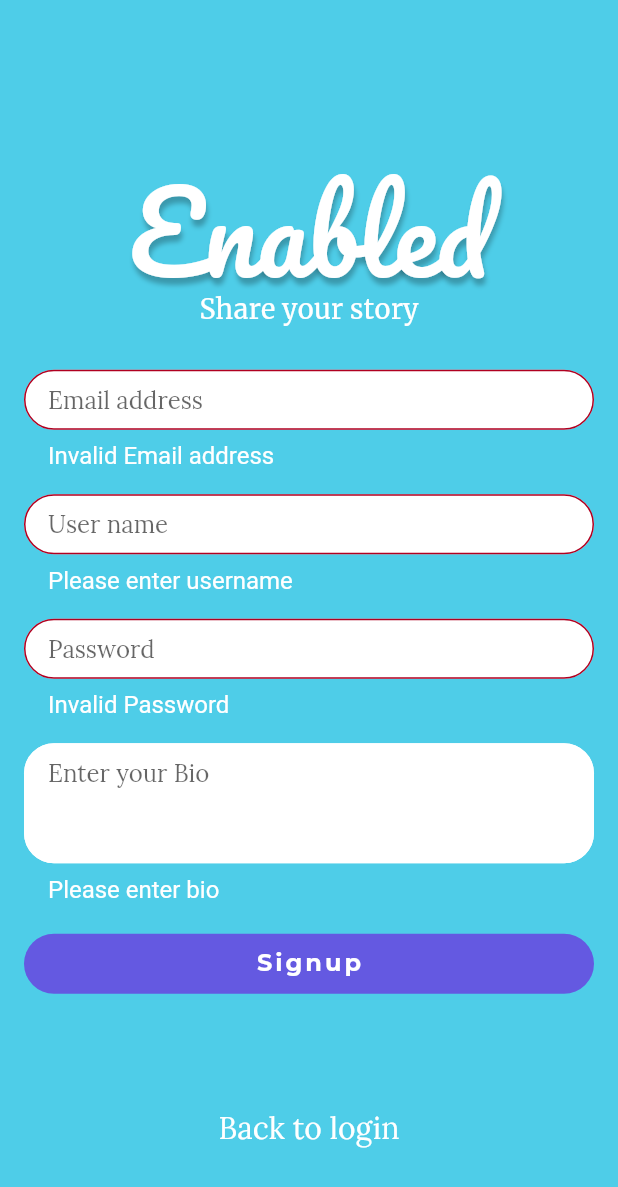
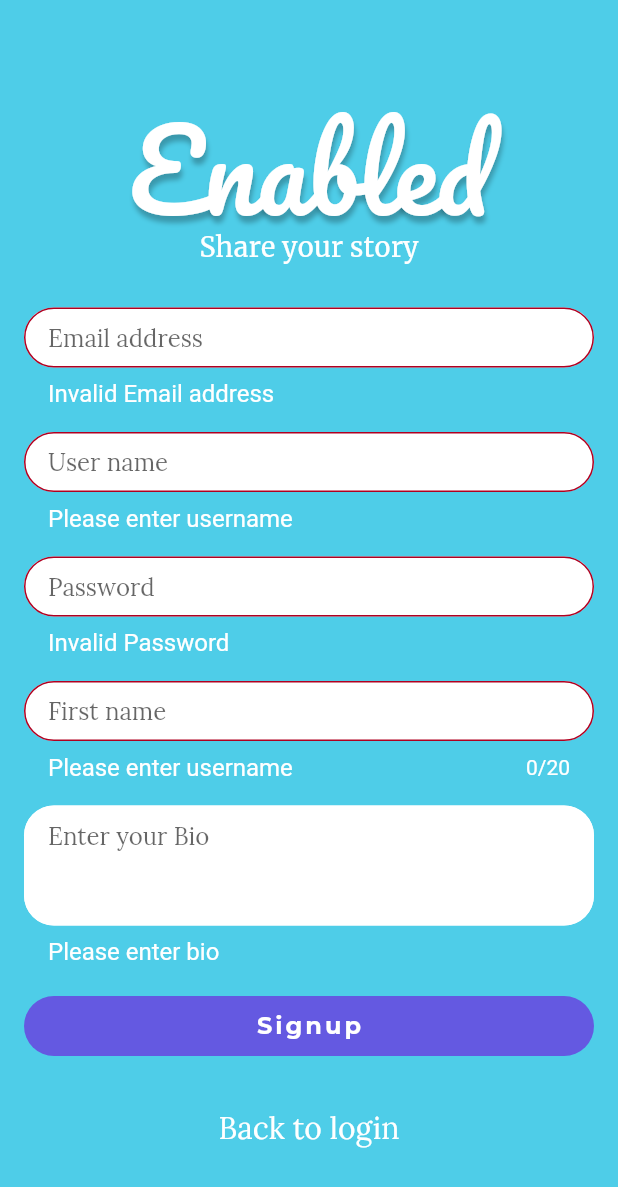
Before and after one commit to Riteshbhalerao11/Enabled, a Flutter app: the SignupScreen screen opened directly, after a tap on "Signup", on a phone screen of 412 x 824 dp. Shown: the top 1187 px of the screen. Run offline on Flutter 3.47's test engine with Material 2 defaults, Android fonts, the phone set to English and light mode, and no system bars; our stand-ins replace cloud_firestore, file_picker, firebase_auth, firebase_core, firebase_storage, flutter_riverpod and 2 more; accounts and stored records are empty; network calls fail; project files that could hold a hidden picture were left out.

Commit message:
Search function added

```diff
--- a/lib/features/Add post/screens/add_post_screen.dart
+++ b/lib/features/Add post/screens/add_post_screen.dart
@@ -1,5 +1,5 @@
-import 'package:enabled_try_1/features/Home/widgets/Buttons/add_post_buttons.dart';
 import 'package:flutter/material.dart';
+import 'widgets/buttons.dart';
 
 class AddPostScreen extends StatelessWidget {
   const AddPostScreen({super.key});
--- a/lib/features/Auth/controller/auth_controller.dart
+++ b/lib/features/Auth/controller/auth_controller.dart
@@ -10,6 +10,11 @@ import '../repository/auth_repository.dart';
 import 'package:flutter_riverpod/flutter_riverpod.dart';
 import '../../../utils/snackbar_&_fp.dart';
 
+final searchUsersProvider = StreamProvider.family((ref, String username) {
+  final authController = ref.watch(authControllerProvider.notifier);
+  return authController.searchUsers(username);
+});
+
 final authStateChangeProvider = StreamProvider((ref) {
   final authController = ref.watch(authControllerProvider.notifier);
   return authController.authStateChanged;
@@ -18,6 +23,12 @@ final authStateChangeProvider = StreamProvider((ref) {
 final authRepoGetUserData = StreamProvider.family((ref, String uid) {
   final authController = ref.watch(authControllerProvider.notifier);
   return authController.getUserData(uid);
+});
+
+final getUserDataByName =
+    StreamProvider.family.autoDispose((ref, String username) {
+  final authController = ref.watch(authControllerProvider.notifier);
+  return authController.getUserByName(username);
 });
 
 final userProvider = StateProvider<UserModel?>((ref) => null);
@@ -39,6 +50,10 @@ class AuthController extends StateNotifier<bool> {
 
   Stream<UserModel> getUserData(String uid) {
     return _authRepository.getUserData(uid);
+  }
+
+  Stream<UserModel> getUserByName(String username) {
+    return _authRepository.getUserByName(username);
   }
 
   Future loginUser(String email, String password, BuildContext ctx) async {
@@ -66,6 +81,10 @@ class AuthController extends StateNotifier<bool> {
       showSnackBar(ctx, "Bio updated !", false);
     });
   }
+
+  Stream<List<UserModel>> searchUsers(String query) {
+    return _authRepository.searchUsers(query);
+  }
 }
 
 final signupAuthControllerProvider =
@@ -89,11 +108,11 @@ class SignupAuthController extends StateNotifier<bool> {
         _storageRepository = storageRepository,
         super(false);
 
-  Future signupUser(String username, String email, String password, String bio,
-      BuildContext ctx) async {
+  Future signupUser(String username, String email, String password,
+      String firstname, String bio, BuildContext ctx) async {
     state = true;
-    final user =
-        await _authRepository.signupUser(username, email, password, bio);
+    final user = await _authRepository.signupUser(
+        username, email, password, firstname, bio);
     state = false;
     user.fold(
         (l) => showSnackBar(ctx, l.message, true),
--- a/lib/features/Auth/screen/signup_screen.dart
+++ b/lib/features/Auth/screen/signup_screen.dart
@@ -20,11 +20,12 @@ class _SignupScreenState extends ConsumerState<SignupScreen> {
     String username,
     String email,
     String password,
+    String firstname,
     String bio,
   ) async {
     ref
         .read(signupAuthControllerProvider.notifier)
-        .signupUser(username, email, password, bio, context);
+        .signupUser(username, email, password, firstname, bio, context);
   }
 
   @override
--- a/lib/features/Auth/screen/widgets/forms/signup_form.dart
+++ b/lib/features/Auth/screen/widgets/forms/signup_form.dart
@@ -1,11 +1,12 @@
 import 'package:enabled_try_1/features/Auth/controller/auth_controller.dart';
 import 'package:flutter/material.dart';
+import 'package:flutter/services.dart';
 import 'package:flutter_riverpod/flutter_riverpod.dart';
 
 class SignupForm extends ConsumerStatefulWidget {
   const SignupForm(this.submitData, {super.key});
-  final void Function(
-      String username, String email, String password, String bio) submitData;
+  final void Function(String username, String email, String password,
+      String firstname, String bio) submitData;
   @override
   ConsumerState<SignupForm> createState() => _SignupFormState();
 }
@@ -16,6 +17,7 @@ class _SignupFormState extends ConsumerState<SignupForm> {
   String _userPassword = '';
   String _userBio = '';
   String _userName = '';
+  String _firstName = '';
 
   final defaultBorder = OutlineInputBorder(
       borderRadius: BorderRadius.circular(20),
@@ -28,7 +30,7 @@ class _SignupFormState extends ConsumerState<SignupForm> {
       if (isValid) {
         _formkey.currentState?.save();
         widget.submitData(_userName.trim(), _userEmail.trim(),
-            _userPassword.trim(), _userBio.trim());
+            _userPassword.trim(), _firstName.trim(), _userBio.trim());
       }
     }
   }
@@ -91,7 +93,7 @@ class _SignupFormState extends ConsumerState<SignupForm> {
                   validator: (value) {
                     if (value!.trim() == '') {
                       return "Please enter username";
-                    } else if (value.trim() != value.trim().toLowerCase() &&
+                    } else if (value.trim() != value.trim().toLowerCase() ||
                         value.trim().contains(" ")) {
                       return "Enter valid username";
                     }
@@ -169,6 +171,51 @@ class _SignupFormState extends ConsumerState<SignupForm> {
               padding: const EdgeInsets.symmetric(horizontal: 16),
               child: Semantics(
                 excludeSemantics: true,
+                label: "First name input box. Double tap to activate",
+                child: TextFormField(
+                  validator: (value) {
+                    if (value!.trim() == '') {
+                      return "Please enter username";
+                    }
+                    return null;
+                  },
+                  keyboardType: TextInputType.emailAddress,
+                  maxLength: 20,
+                  maxLengthEnforcement: MaxLengthEnforcement.enforced,
+                  style: const TextStyle(
+                      fontFamily: 'Lora',
+                      fontSize: 16,
+                      color: Color(0xFF454545)),
+                  decoration: InputDecoration(
+                    isDense: true,
+                    contentPadding: const EdgeInsets.symmetric(
+                        horizontal: 16, vertical: 10),
+                    filled: true,
+                    fillColor: Colors.white,
+                    hintText: "First name",
+                    counterStyle:
+                        const TextStyle(color: Colors.white, fontSize: 14),
+                    border: defaultBorder,
+                    enabledBorder: defaultBorder,
+                    focusedBorder: defaultBorder,
+                    errorStyle: const TextStyle(
+                      color: Colors.white,
+                      fontSize: 16,
+                    ),
+                  ),
+                  onSaved: (newValue) {
+                    _firstName = newValue!;
+                  },
+                ),
+              ),
+            ),
+            const SizedBox(
+              height: 16,
+            ),
+            Container(
+              padding: const EdgeInsets.symmetric(horizontal: 16),
+              child: Semantics(
+                excludeSemantics: true,
                 label: "Bio input box. Double tap to activate",
                 child: TextFormField(
                   validator: (value) {
--- a/lib/features/Profile/screen/widgets/profile_pic.dart
+++ b/lib/features/Profile/screen/widgets/profile_pic.dart
@@ -23,6 +23,7 @@ class FilledPictureUrl extends StatelessWidget {
   final String url;
   @override
   Widget build(BuildContext context) {
+    print("object");
     return Container(
         margin: const EdgeInsets.only(left: 16, right: 16, top: 16),
         decoration: BoxDecoration(
--- a/lib/models/user_model.dart
+++ b/lib/models/user_model.dart
@@ -3,6 +3,7 @@ import 'package:flutter/foundation.dart';
 import 'dart:core';
 
 class UserModel {
+  final String uid;
   final String username;
   final String email;
   final String firstName;
@@ -13,7 +14,8 @@ class UserModel {
   final List<String> friends;
 
   UserModel(
-      {required this.username,
+      {required this.uid,
+      required this.username,
       required this.email,
       required this.password,
       required this.bio,
@@ -23,6 +25,7 @@ class UserModel {
       required this.firstName});
 
   UserModel copyWith({
+    String? uid,
     String? username,
     String? email,
     String? firstName,
@@ -33,6 +36,7 @@ class UserModel {
     List<String>? friends,
   }) {
     return UserModel(
+        uid: uid ?? this.uid,
         username: username ?? this.username,
         email: email ?? this.email,
         password: password ?? this.password,
@@ -45,6 +49,7 @@ class UserModel {
 
   Map<String, dynamic> toMap() {
     return <String, dynamic>{
+      'uid': uid,
       'username': username,
       'firstName': firstName,
       'email': email,
@@ -58,6 +63,7 @@ class UserModel {
 
   factory UserModel.fromMap(Map<String, dynamic> map) {
     return UserModel(
+      uid: map['uid'] ?? '',
       username: map['username'] ?? "",
       email: map['email'] ?? "",
       firstName: map['firstName'] ?? '',
@@ -76,14 +82,15 @@ class UserModel {
 
   @override
   String toString() {
-    return 'UserModel(username: $username, email: $email, password: $password, bio: $bio, points: $points, profilepic: $profilepic, friends: $friends)';
+    return 'UserModel(uid : $uid, username: $username, email: $email, password: $password, bio: $bio, points: $points, profilepic: $profilepic, friends: $friends)';
   }
 
   @override
   bool operator ==(covariant UserModel other) {
     if (identical(this, other)) return true;
 
-    return other.username == username &&
+    return other.uid == uid &&
+        other.username == username &&
         other.email == email &&
         other.password == password &&
         other.bio == bio &&
--- a/lib/utils/routes.dart
+++ b/lib/utils/routes.dart
@@ -1,5 +1,6 @@
 import 'package:enabled_try_1/features/Add%20post/screens/add_post_screen.dart';
 import 'package:enabled_try_1/features/Auth/screen/signup_screen.dart';
+import 'package:enabled_try_1/features/Feed_page/screen/feed_screen.dart';
 import 'package:enabled_try_1/features/Profile/screen/profile_page.dart';
 import 'package:flutter/material.dart';
 import 'package:routemaster/routemaster.dart';
@@ -25,6 +26,12 @@ final loggedinRoute = RouteMap(routes: {
       ),
       pushTransition: PageTransition.none,
       popTransition: PageTransition.none),
+  '/feed_page/:uid': (route) => TransitionPage(
+      child: FeedScreen(
+        uid: route.pathParameters['uid']!,
+      ),
+      pushTransition: PageTransition.none,
+      popTransition: PageTransition.none),
   '/add_post': (route) => const MaterialPage(child: AddPostScreen()),
   // '/edit_profile/:bio/:profilepic': (route) => MaterialPage(
   //         child: EditProfileScreen(
```
Also changed, not shown: lib/core/Common/loader.dart (+11 -3 lines), lib/features/Auth/repository/auth_repository.dart (+41 -3 lines), lib/features/Feed_page/screen/feed_screen.dart (added, +53 -0 lines), lib/features/Home/Screens/home_page_screen.dart (+3 -5 lines), lib/features/Profile/screen/profile_page.dart (+10 -13 lines), lib/features/Profile/screen/read_only_profile.dart (added, +67 -0 lines), lib/features/Search_users/controller/search_users_controller.dart (added, +105 -0 lines), lib/features/edit_profile/widgets/editable_bio_box.dart (+28 -3 lines), lib/features/Add post/screens/widgets/buttons.dart (renamed from lib/features/Home/widgets/Buttons/add_post_buttons.dart).
